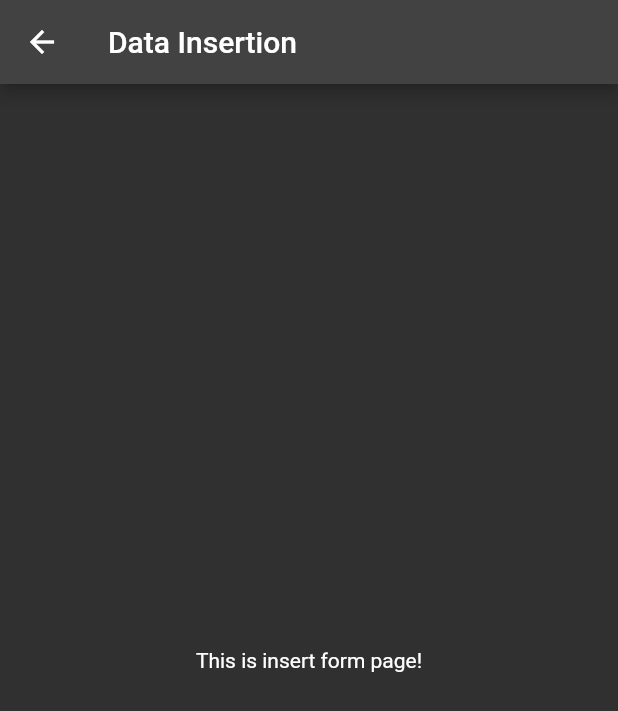
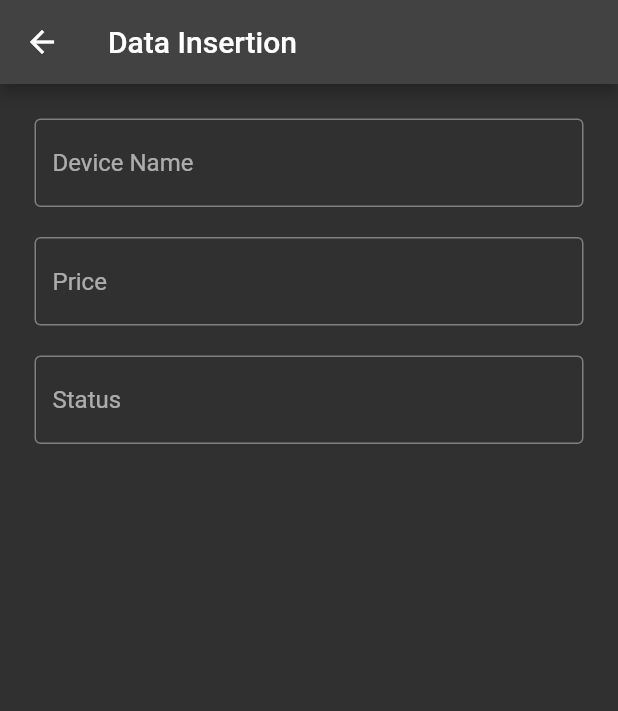
Before and after one commit to luthfibg/neurist_mobile, a Flutter app: the InsertDevice screen opened directly, on a phone screen of 412 x 824 dp. Shown: the top 711 px of the screen. Run offline on Flutter 3.47's test engine with Material 2 defaults, Android fonts, the phone set to English and light mode, and no system bars; our stand-ins replace bloc, dio, double_back_to_close, equatable, flutter_bloc, get_it and 1 more; network calls fail.

Commit message:
[{12} #60] textfield to input device

```diff
--- a/lib/presentation/pages/insert_device_page.dart
+++ b/lib/presentation/pages/insert_device_page.dart
@@ -1,19 +1,67 @@
 import 'package:flutter/material.dart';
 
-class InsertDevice extends StatelessWidget {
+class InsertDevice extends StatefulWidget {
   const InsertDevice({super.key});
 
   @override
+  State<InsertDevice> createState() => _InsertDeviceState();
+}
+
+class _InsertDeviceState extends State<InsertDevice> {
+  @override
   Widget build(BuildContext context) {
+    TextEditingController controllerName = TextEditingController();
+    TextEditingController controllerValue = TextEditingController();
+    TextEditingController controllerStatus = TextEditingController();
     return Scaffold(
       appBar: AppBar(
         title: const Text('Data Insertion'),
       ),
       body: Center(
         child: Container(
-          padding: const EdgeInsets.all(18),
-          child: const Text('This is insert form page!'),
-        ),
+            alignment: Alignment.topCenter,
+            padding: const EdgeInsets.all(18),
+            margin: const EdgeInsets.symmetric(
+              vertical: 5.0,
+              horizontal: 5.0,
+            ),
+            child: Column(
+              crossAxisAlignment: CrossAxisAlignment.center,
+              children: [
+                TextField(
+                  controller: controllerName,
+                  decoration: const InputDecoration(
+                    border: OutlineInputBorder(),
+                    hintText: 'Device Name',
+                  ),
+                  textCapitalization: TextCapitalization.words,
+                ),
+                const SizedBox(
+                  width: 100,
+                  height: 20,
+                ),
+                TextField(
+                  keyboardType: TextInputType.number,
+                  controller: controllerValue,
+                  decoration: const InputDecoration(
+                    border: OutlineInputBorder(),
+                    hintText: 'Price',
+                  ),
+                ),
+                const SizedBox(
+                  width: 100,
+                  height: 20,
+                ),
+                TextField(
+                  keyboardType: TextInputType.emailAddress,
+                  controller: controllerStatus,
+                  decoration: const InputDecoration(
+                    border: OutlineInputBorder(),
+                    hintText: 'Status',
+                  ),
+                ),
+              ],
+            )),
       ),
     );
   }
```
